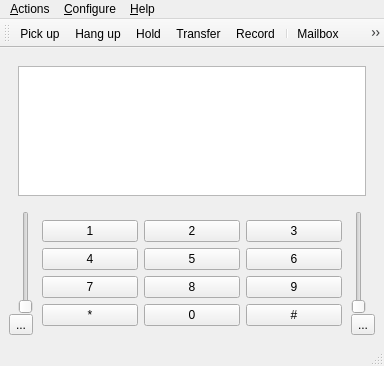
Before: the Qt Designer form sflphone-qt.ui in KDE/ring-kde, drawn with Qt 5.
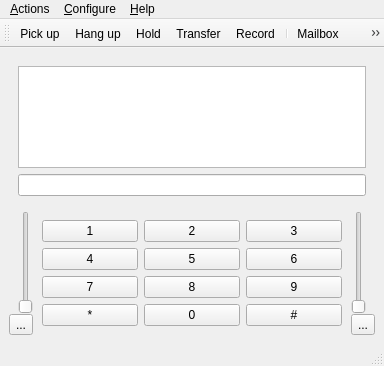
After: the same form once the commit is applied. The open tabs and pages were chosen to show the change. Icons and pictures are not drawn.

Commit message: Account choice on right click, clean out includes, page address book, fixed bugs...

Diff of the .ui file:
```diff
--- a/sflphone-qt.ui
+++ b/sflphone-qt.ui
@@ -41,6 +41,19 @@
         <item>
          <widget class="QListWidget" name="listWidget_callHistory" />
         </item>
+        <item>
+         <widget class="QLineEdit" name="lineEdit_searchHistory" />
+        </item>
+       </layout>
+      </widget>
+      <widget class="QWidget" name="page_addressBook" >
+       <layout class="QVBoxLayout" name="verticalLayout_5" >
+        <item>
+         <widget class="QListWidget" name="listWidget_addressBook" />
+        </item>
+        <item>
+         <widget class="QLineEdit" name="lineEdit_addressBook" />
+        </item>
        </layout>
       </widget>
      </widget>
```
Left out of the diff: 17 changed lines with no effect on the pictures. The commit also changes 40 other files.
